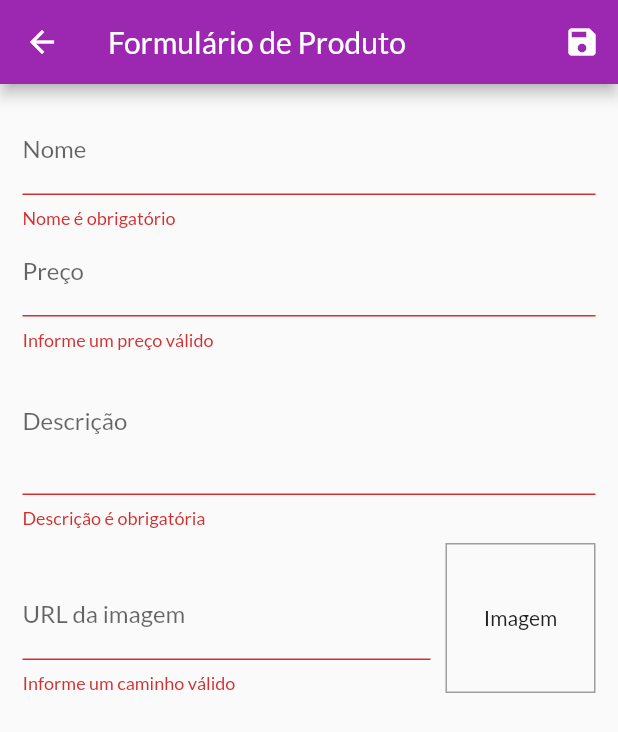
After one commit to Alanssrv/shop_flutter, a Flutter app: the ProductFormScreen screen opened by its route, after a tap on the "save" icon, on a phone screen of 412 x 824 dp. The commit adds this screen. Shown: the top 732 px of the screen. Run offline on Flutter 3.47's test engine with Material 2 defaults, Android fonts, the phone set to English and light mode, and no system bars; network calls fail.

Commit message:
part2 - forms

```diff
--- a/lib/components/order.dart
+++ b/lib/components/order.dart
@@ -20,7 +20,7 @@ class _OrderWidgetState extends State<OrderWidget> {
       child: Column(
         children: [
           ListTile(
-            title: Text("R\$ ${widget.order.total.toStringAsFixed(2)}"),
+            title: Text('R\$ ${widget.order.total.toStringAsFixed(2)}'),
             subtitle:
                 Text(DateFormat('dd/MM/yyyy hh:mm').format(widget.order.date)),
             trailing: IconButton(
--- a/lib/components/product_grid.dart
+++ b/lib/components/product_grid.dart
@@ -1,6 +1,6 @@
 import 'package:flutter/material.dart';
 import 'package:provider/provider.dart';
-import 'package:shop/components/product_item.dart';
+import 'package:shop/components/product_grid_item.dart';
 import 'package:shop/models/product.dart';
 import 'package:shop/models/product_list.dart';
 
@@ -23,7 +23,7 @@ class ProductGrid extends StatelessWidget {
       itemCount: loadedProducts.length,
       itemBuilder: (ctx, index) => ChangeNotifierProvider.value(
         value: loadedProducts[index],
-        child: ProductItem(),
+        child: ProductGridItem(),
       ),
       gridDelegate: const SliverGridDelegateWithFixedCrossAxisCount(
         crossAxisCount: 2,
--- a/lib/main.dart
+++ b/lib/main.dart
@@ -5,6 +5,8 @@ import 'package:shop/models/product_list.dart';
 import 'package:shop/screens/cart_screen.dart';
 import 'package:shop/screens/orders_screen.dart';
 import 'package:shop/screens/product_detail_screen.dart';
+import 'package:shop/screens/product_form_screen.dart';
+import 'package:shop/screens/products_screen.dart';
 import 'package:shop/screens/products_overview_screen.dart';
 import 'package:shop/utils/app_routes.dart';
 
@@ -47,6 +49,8 @@ class MyApp extends StatelessWidget {
           AppRoutes.PRODUCT_DETAIL: (ctx) => ProductDetailScreen(),
           AppRoutes.ORDERS: (ctx) => OrdersScreen(),
           AppRoutes.CART: (ctx) => CartScreen(),
+          AppRoutes.PRODUCTS: (ctx) => ProductsScreen(),
+          AppRoutes.PRODUCT_FORM: (ctx) => ProductFormScreen(),
         },
       ),
     );
--- /dev/null
+++ b/lib/screens/product_form_screen.dart
@@ -0,0 +1,218 @@
+import 'package:flutter/material.dart';
+import 'package:provider/provider.dart';
+import 'package:shop/models/product.dart';
+import 'package:shop/models/product_list.dart';
+
+class ProductFormScreen extends StatefulWidget {
+  const ProductFormScreen({Key? key}) : super(key: key);
+
+  @override
+  _ProductFormScreenState createState() => _ProductFormScreenState();
+}
+
+class _ProductFormScreenState extends State<ProductFormScreen> {
+  final _priceFocus = FocusNode();
+  final _descriptionFocus = FocusNode();
+  final _imageUrlFocus = FocusNode();
+  final _imageUrlController = TextEditingController();
+
+  final _formKey = GlobalKey<FormState>();
+  final _formData = Map<String, Object>();
+
+  @override
+  void initState() {
+    super.initState();
+    _imageUrlFocus.addListener(updateImage);
+  }
+
+  @override
+  void didChangeDependencies() {
+    super.didChangeDependencies();
+
+    if (_formData.isEmpty) {
+      final arg = ModalRoute.of(context)?.settings.arguments;
+      if (arg != null) {
+        final product = arg as Product;
+        _formData['id'] = product.id;
+        _formData['name'] = product.name;
+        _formData['price'] = product.price;
+        _formData['description'] = product.description;
+        _formData['imageUrl'] = product.imageUrl;
+
+        _imageUrlController.text = product.imageUrl;
+      }
+    }
+  }
+
+  @override
+  void dispose() {
+    super.dispose();
+    _priceFocus.dispose();
+    _descriptionFocus.dispose();
+    _imageUrlFocus.removeListener(updateImage);
+    _imageUrlFocus.dispose();
+  }
+
+  void updateImage() {
+    setState(() {});
+  }
+
+  bool isValidImageUrl(String url) {
+    bool isValisUrl = Uri.tryParse(url)?.hasAbsolutePath ?? false;
+    bool endsWithFile = url.toLowerCase().endsWith('.png') ||
+        url.toLowerCase().endsWith('.jpg') ||
+        url.toLowerCase().endsWith('.jpeg');
+    return isValisUrl && endsWithFile;
+  }
+
+  void _submitForm() {
+    final isValid = _formKey.currentState?.validate() ?? false;
+
+    if (!isValid) return;
+
+    _formKey.currentState?.save();
+
+    Provider.of<ProductList>(
+      context,
+      listen: false,
+    ).saveProduct(_formData);
+    Navigator.of(context).pop();
+  }
+
+  @override
+  Widget build(BuildContext context) {
+    return Scaffold(
+      appBar: AppBar(
+        title: const Text('Formulário de Produto'),
+        actions: [
+          IconButton(
+            onPressed: _submitForm,
+            icon: const Icon(Icons.save),
+          )
+        ],
+      ),
+      body: Padding(
+        padding: const EdgeInsets.all(15.0),
+        child: Form(
+          key: _formKey,
+          child: ListView(
+            children: [
+              TextFormField(
+                initialValue: _formData['name']?.toString(),
+                decoration: const InputDecoration(labelText: 'Nome'),
+                textInputAction: TextInputAction.next,
+                onFieldSubmitted: (_) {
+                  FocusScope.of(context).requestFocus(_priceFocus);
+                },
+                onSaved: (name) => _formData['name'] = name ?? '',
+                validator: (_name) {
+                  final name = _name ?? '';
+
+                  if (name.trim().isEmpty) {
+                    return 'Nome é obrigatório';
+                  }
+
+                  if (name.trim().length < 3) {
+                    return 'Nome precisa de no mínimo três letras';
+                  }
+
+                  return null;
+                },
+              ),
+              TextFormField(
+                initialValue: _formData['price']?.toString(),
+                decoration: const InputDecoration(labelText: 'Preço'),
+                focusNode: _priceFocus,
+                keyboardType: const TextInputType.numberWithOptions(
+                  decimal: true,
+                ),
+                textInputAction: TextInputAction.next,
+                onFieldSubmitted: (_) {
+                  FocusScope.of(context).requestFocus(_descriptionFocus);
+                },
+                onSaved: (price) =>
+                    _formData['price'] = double.parse(price ?? '0'),
+                validator: (_price) {
+                  final priceString = _price ?? '';
+                  final price = double.tryParse(priceString) ?? -1;
+
+                  if (price <= 0) {
+                    return 'Informe um preço válido';
+                  }
+
+                  return null;
+                },
+              ),
+              TextFormField(
+                initialValue: _formData['description']?.toString(),
+                decoration: const InputDecoration(labelText: 'Descrição'),
+                focusNode: _descriptionFocus,
+                keyboardType: TextInputType.multiline,
+                maxLines: 3,
+                onSaved: (description) =>
+                    _formData['description'] = description ?? '',
+                validator: (_description) {
+                  final description = _description ?? '';
+
+                  if (description.trim().isEmpty) {
+                    return 'Descrição é obrigatória';
+                  }
+
+                  if (description.trim().length < 10) {
+                    return 'Descrição precisa de no mínimo dez letras';
+                  }
+
+                  return null;
+                },
+              ),
+              Row(
+                crossAxisAlignment: CrossAxisAlignment.end,
+                children: [
+                  Expanded(
+                    child: TextFormField(
+                      decoration:
+                          const InputDecoration(labelText: 'URL da imagem'),
+                      keyboardType: TextInputType.url,
+                      textInputAction: TextInputAction.done,
+                      focusNode: _imageUrlFocus,
+                      controller: _imageUrlController,
+                      onFieldSubmitted: (_) => _submitForm(),
+                      onSaved: (imageUrl) =>
+                          _formData['imageUrl'] = imageUrl ?? '',
+                      validator: (_imageUrl) {
+                        final imageUrl = _imageUrl ?? '';
+
+                        if (!isValidImageUrl(imageUrl)) {
+                          return 'Informe um caminho válido';
+                        }
+                        return null;
+                      },
+                    ),
+                  ),
+                  Container(
+                    width: 100,
+                    height: 100,
+                    margin: const EdgeInsets.only(
+                      top: 10,
+                      left: 10,
+                    ),
+                    decoration: BoxDecoration(
+                      border: Border.all(
+                        color: Colors.grey,
+                        width: 1,
+                      ),
+                    ),
+                    alignment: Alignment.center,
+                    child: _imageUrlController.text.isEmpty
+                        ? const Text('Imagem')
+                        : Image.network(_imageUrlController.text),
+                  )
+                ],
+              ),
+            ],
+          ),
+        ),
+      ),
+    );
+  }
+}
--- a/lib/utils/app_routes.dart
+++ b/lib/utils/app_routes.dart
@@ -3,4 +3,6 @@ class AppRoutes {
   static const PRODUCT_DETAIL = '/product-detail';
   static const CART = '/cart';
   static const ORDERS = '/orders';
+  static const PRODUCTS = '/products';
+  static const PRODUCT_FORM = '/product-form';
 }
```
Also changed, not shown: lib/components/app_drawer.dart (+10 -0 lines), lib/components/cart_item.dart (+25 -2 lines), lib/components/product_grid_item.dart (added, +69 -0 lines), lib/components/product_item.dart (+53 -41 lines), lib/models/cart.dart (+21 -0 lines), lib/models/product_list.dart (+39 -0 lines), lib/screens/products_screen.dart (added, +47 -0 lines), 1 other file.
